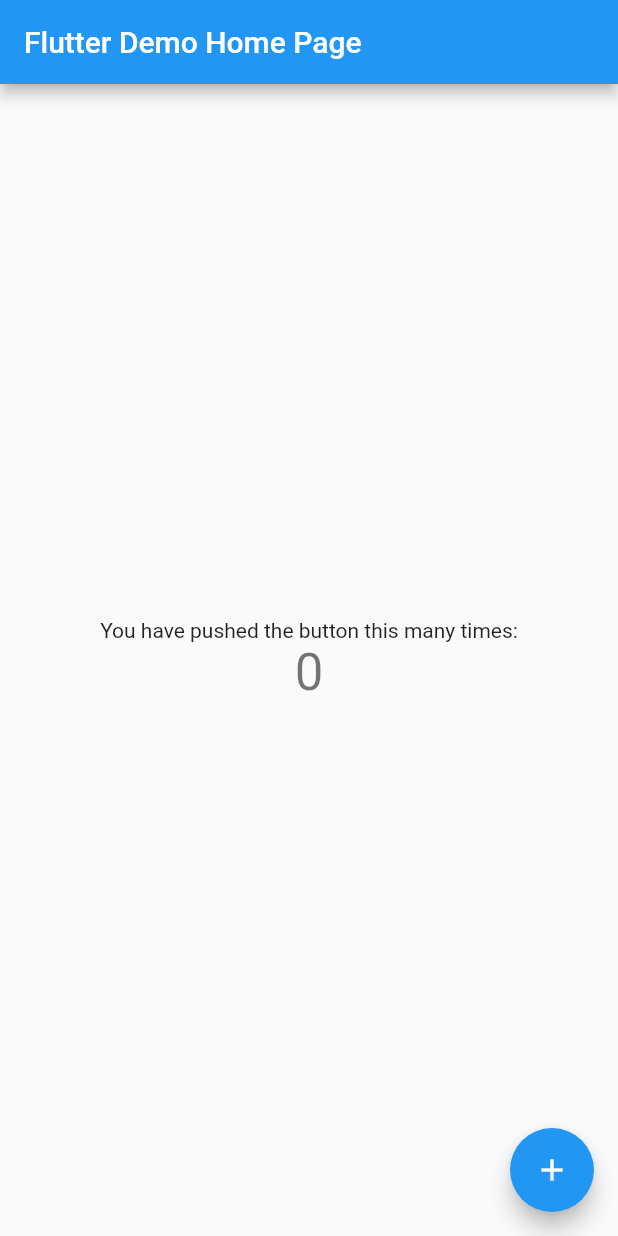
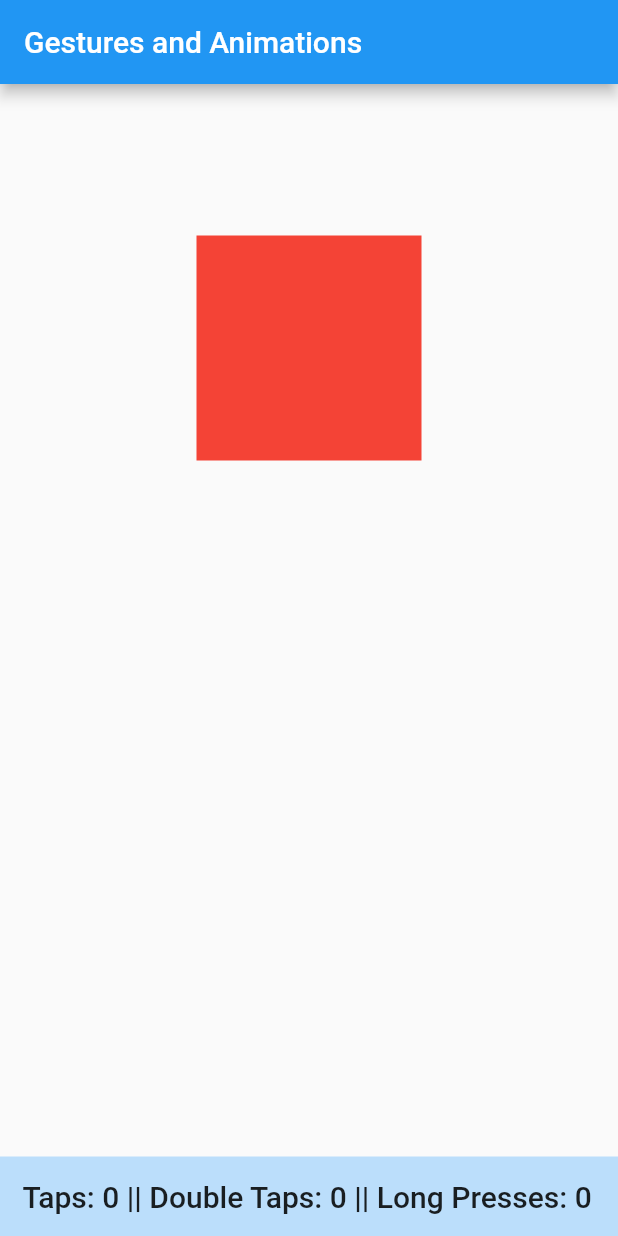
Before and after one commit to adityatyagi/flutter-animations-and-gestures, a Flutter app: the screen it shows after launch, on a phone screen of 412 x 824 dp. Run offline on Flutter 3.47's test engine with Material 2 defaults, Android fonts, the phone set to English and light mode, and no system bars.

Commit message:
Gestures added

```diff
--- a/lib/main.dart
+++ b/lib/main.dart
@@ -7,105 +7,116 @@ class MyApp extends StatelessWidget {
   @override
   Widget build(BuildContext context) {
     return MaterialApp(
-      title: 'Flutter Demo',
+      title: 'Gestures and Animations',
       theme: ThemeData(
-        // This is the theme of your application.
-        //
-        // Try running your application with "flutter run". You'll see the
-        // application has a blue toolbar. Then, without quitting the app, try
-        // changing the primarySwatch below to Colors.green and then invoke
-        // "hot reload" (press "r" in the console where you ran "flutter run",
-        // or simply save your changes to "hot reload" in a Flutter IDE).
-        // Notice that the counter didn't reset back to zero; the application
-        // is not restarted.
         primarySwatch: Colors.blue,
       ),
-      home: MyHomePage(title: 'Flutter Demo Home Page'),
+      home: MyHomePage(),
     );
   }
 }
 
 class MyHomePage extends StatefulWidget {
-  MyHomePage({Key key, this.title}) : super(key: key);
-
-  // This widget is the home page of your application. It is stateful, meaning
-  // that it has a State object (defined below) that contains fields that affect
-  // how it looks.
-
-  // This class is the configuration for the state. It holds the values (in this
-  // case the title) provided by the parent (in this case the App widget) and
-  // used by the build method of the State. Fields in a Widget subclass are
-  // always marked "final".
-
-  final String title;
-
   @override
   _MyHomePageState createState() => _MyHomePageState();
 }
 
 class _MyHomePageState extends State<MyHomePage> {
-  int _counter = 0;
+  // number of times the user taps
+  int numTaps = 0;
 
-  void _incrementCounter() {
-    setState(() {
-      // This call to setState tells the Flutter framework that something has
-      // changed in this State, which causes it to rerun the build method below
-      // so that the display can reflect the updated values. If we changed
-      // _counter without calling setState(), then the build method would not be
-      // called again, and so nothing would appear to happen.
-      _counter++;
-    });
-  }
+  // number of double taps by the user
+  int numDoubleTaps = 0;
+
+  // number of long presses
+  int numLongPress = 0;
+
+  // for creating a square
+  double posX = 0.0;
+  double posY = 0.0;
+  double boxSize = 150.0; // width and height of the square
 
   @override
   Widget build(BuildContext context) {
-    // This method is rerun every time setState is called, for instance as done
-    // by the _incrementCounter method above.
-    //
-    // The Flutter framework has been optimized to make rerunning build methods
-    // fast, so that you can just rebuild anything that needs updating rather
-    // than having to individually change instances of widgets.
+    // while building our UI, when the app loads for the first time
+    if (posX == 0.0) {
+      center(context);
+    }
+
     return Scaffold(
       appBar: AppBar(
-        // Here we take the value from the MyHomePage object that was created by
-        // the App.build method, and use it to set our appbar title.
-        title: Text(widget.title),
+        title: Text("Gestures and Animations"),
       ),
-      body: Center(
-        // Center is a layout widget. It takes a single child and positions it
-        // in the middle of the parent.
-        child: Column(
-          // Column is also a layout widget. It takes a list of children and
-          // arranges them vertically. By default, it sizes itself to fit its
-          // children horizontally, and tries to be as tall as its parent.
-          //
-          // Invoke "debug painting" (press "p" in the console, choose the
-          // "Toggle Debug Paint" action from the Flutter Inspector in Android
-          // Studio, or the "Toggle Debug Paint" command in Visual Studio Code)
-          // to see the wireframe for each widget.
-          //
-          // Column has various properties to control how it sizes itself and
-          // how it positions its children. Here we use mainAxisAlignment to
-          // center the children vertically; the main axis here is the vertical
-          // axis because Columns are vertical (the cross axis would be
-          // horizontal).
-          mainAxisAlignment: MainAxisAlignment.center,
+      body: GestureDetector(
+        onTap: () {
+          setState(() {
+            numTaps++;
+          });
+        },
+        onDoubleTap: () {
+          setState(() {
+            numDoubleTaps++;
+          });
+        },
+        onLongPress: () {
+          setState(() {
+            numLongPress++;
+          });
+        },
+        onVerticalDragUpdate: (DragUpdateDetails value) {
+          setState(() {
+            // length moved by the user
+            double delta =
+                value.delta.dy; // vertical movement - (-ve Up) (+ve Down)
+            posY += delta;
+          });
+        },
+        onHorizontalDragUpdate: (DragUpdateDetails value) {
+          setState(() {
+            // length moved by the user
+            double delta = value.delta.dx; // horizontal movement
+            posX += delta;
+          });
+        },
+        child: Stack(
           children: <Widget>[
-            Text(
-              'You have pushed the button this many times:',
-            ),
-            Text(
-              '$_counter',
-              style: Theme.of(context).textTheme.display1,
+            Positioned(
+              left: posX,
+              top: posY,
+              child: Container(
+                width: boxSize,
+                height: boxSize,
+                decoration: BoxDecoration(
+                  color: Colors.red,
+                ),
+              ),
             ),
           ],
         ),
       ),
-      floatingActionButton: FloatingActionButton(
-        onPressed: _incrementCounter,
-        tooltip: 'Increment',
-        child: Icon(Icons.add),
-      ), // This trailing comma makes auto-formatting nicer for build methods.
+      bottomNavigationBar: Material(
+        color: Theme.of(context).primaryColorLight,
+        child: Padding(
+          padding: EdgeInsets.all(15.0),
+          child: Text(
+            "Taps: $numTaps || Double Taps: $numDoubleTaps || Long Presses: $numLongPress",
+            style: Theme.of(context).textTheme.title,
+          ),
+        ),
+      ),
     );
   }
+
+  // placing the square in the center of the screen
+  void center(BuildContext context) {
+    posX = (MediaQuery.of(context).size.width / 2) - boxSize / 2;
+
+    // extra -30 because some of the space is already taken for the appbar and title
+    posY = (MediaQuery.of(context).size.width / 2) - boxSize / 2 - 30.0;
+
+    setState(() {
+      posX = posX;
+      posY = posY;
+    });
+  }
 }
```
Also changed, not shown: 2 other files.
